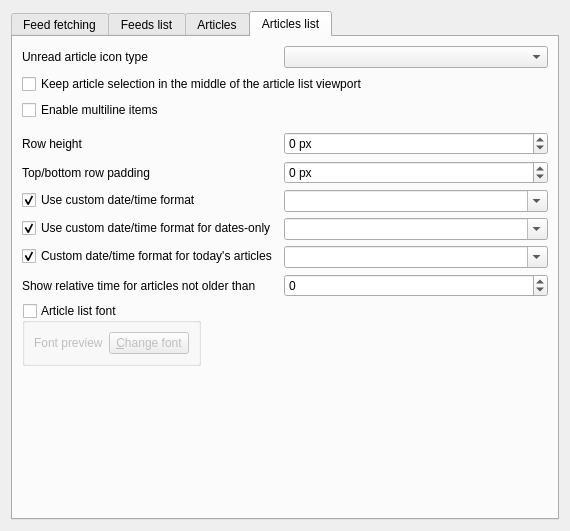
Before: the Qt Designer form src/librssguard/gui/settings/settingsfeedsmessages.ui in martinrotter/rssguard, drawn with Qt 5.
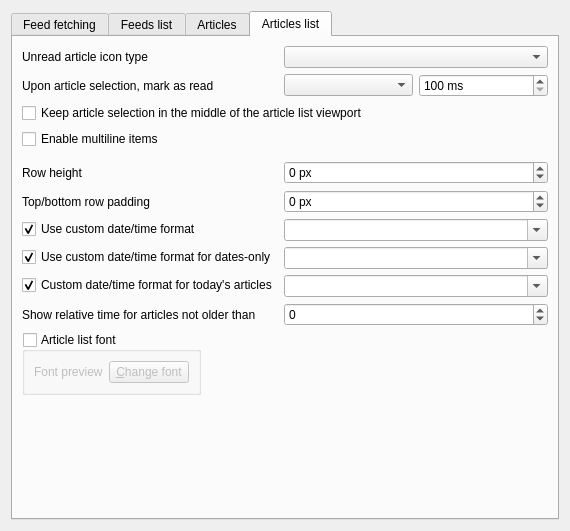
After: the same form once the commit is applied. The open tabs and pages were chosen to show the change. Custom widgets are drawn as their Qt base class.

Patch:
```diff
--- a/src/librssguard/gui/settings/settingsfeedsmessages.ui
+++ b/src/librssguard/gui/settings/settingsfeedsmessages.ui
@@ -441,21 +441,21 @@
        <item row="0" column="1">
         <widget class="QComboBox" name="m_cmbUnreadIconType"/>
        </item>
-       <item row="1" column="0" colspan="2">
+       <item row="2" column="0" colspan="2">
         <widget class="QCheckBox" name="m_checkKeppMessagesInTheMiddle">
          <property name="text">
           <string>Keep article selection in the middle of the article list viewport</string>
          </property>
         </widget>
        </item>
-       <item row="2" column="0" colspan="2">
+       <item row="3" column="0">
         <widget class="QCheckBox" name="m_checkMultilineArticleList">
          <property name="text">
           <string>Enable multiline items</string>
          </property>
         </widget>
        </item>
-       <item row="3" column="0" colspan="2">
+       <item row="4" column="0" colspan="2">
         <widget class="HelpSpoiler" name="m_helpMultilineArticleList" native="true">
          <property name="minimumSize">
           <size>
@@ -465,7 +465,7 @@
          </property>
         </widget>
        </item>
-       <item row="4" column="0">
+       <item row="5" column="0">
         <widget class="QLabel" name="label_2">
          <property name="text">
           <string>Row height</string>
@@ -475,7 +475,7 @@
          </property>
         </widget>
        </item>
-       <item row="4" column="1">
+       <item row="5" column="1">
         <widget class="QSpinBox" name="m_spinHeightRowsMessages">
          <property name="minimumSize">
           <size>
@@ -494,7 +494,7 @@
          </property>
         </widget>
        </item>
-       <item row="5" column="0">
+       <item row="6" column="0">
         <widget class="QLabel" name="label_4">
          <property name="text">
           <string>Top/bottom row padding</string>
@@ -504,7 +504,7 @@
          </property>
         </widget>
        </item>
-       <item row="5" column="1">
+       <item row="6" column="1">
         <widget class="QSpinBox" name="m_spinPaddingRowsMessages">
          <property name="minimumSize">
           <size>
@@ -523,7 +523,7 @@
          </property>
         </widget>
        </item>
-       <item row="6" column="0">
+       <item row="7" column="0">
         <widget class="QCheckBox" name="m_checkMessagesDateTimeFormat">
          <property name="text">
           <string>Use custom date/time format</string>
@@ -536,7 +536,7 @@
          </property>
         </widget>
        </item>
-       <item row="6" column="1">
+       <item row="7" column="1">
         <widget class="QComboBox" name="m_cmbMessagesDateTimeFormat">
          <property name="minimumSize">
           <size>
@@ -550,6 +550,32 @@
         </widget>
        </item>
        <item row="8" column="0">
+        <widget class="QCheckBox" name="m_checkMessagesDateTimeFormatForDatesOnly">
+         <property name="text">
+          <string>Use custom date/time format for dates-only</string>
+         </property>
+         <property name="checkable">
+          <bool>true</bool>
+         </property>
+         <property name="checked">
+          <bool>true</bool>
+         </property>
+        </widget>
+       </item>
+       <item row="8" column="1">
+        <widget class="QComboBox" name="m_cmbMessagesDateTimeFormatForDatesOnly">
+         <property name="minimumSize">
+          <size>
+           <width>150</width>
+           <height>0</height>
+          </size>
+         </property>
+         <property name="editable">
+          <bool>true</bool>
+         </property>
+        </widget>
+       </item>
+       <item row="9" column="0">
         <widget class="QCheckBox" name="m_checkMessagesTimeFormat">
          <property name="text">
           <string>Custom date/time format for today's articles</string>
@@ -562,7 +588,7 @@
          </property>
         </widget>
        </item>
-       <item row="8" column="1">
+       <item row="9" column="1">
         <widget class="QComboBox" name="m_cmbMessagesTimeFormat">
          <property name="minimumSize">
           <size>
@@ -575,14 +601,14 @@
          </property>
         </widget>
        </item>
-       <item row="9" column="0">
+       <item row="10" column="0">
         <widget class="QLabel" name="label">
          <property name="text">
           <string>Show relative time for articles not older than</string>
          </property>
         </widget>
        </item>
-       <item row="9" column="1">
+       <item row="10" column="1">
         <widget class="QSpinBox" name="m_spinRelativeArticleTime">
          <property name="minimum">
           <number>-1</number>
@@ -592,7 +618,7 @@
          </property>
         </widget>
        </item>
-       <item row="10" column="0">
+       <item row="11" column="0">
         <widget class="QGroupBox" name="m_gbArticleListFont">
          <property name="title">
           <string>Article list font</string>
@@ -624,29 +650,33 @@
          </layout>
         </widget>
        </item>
-       <item row="7" column="1">
-        <widget class="QComboBox" name="m_cmbMessagesDateTimeFormatForDatesOnly">
-         <property name="minimumSize">
-          <size>
-           <width>150</width>
-           <height>0</height>
-          </size>
-         </property>
-         <property name="editable">
-          <bool>true</bool>
-         </property>
-        </widget>
+       <item row="1" column="1">
+        <layout class="QHBoxLayout" name="horizontalLayout_6">
+         <item>
+          <widget class="QComboBox" name="m_cmbArticleMarkingPolicy"/>
+         </item>
+         <item>
+          <widget class="QSpinBox" name="m_spinArticleMarkingPolicy">
+           <property name="suffix">
+            <string notr="true"> ms</string>
+           </property>
+           <property name="minimum">
+            <number>100</number>
+           </property>
+           <property name="maximum">
+            <number>15000</number>
+           </property>
+           <property name="singleStep">
+            <number>100</number>
+           </property>
+          </widget>
+         </item>
+        </layout>
        </item>
-       <item row="7" column="0">
-        <widget class="QCheckBox" name="m_checkMessagesDateTimeFormatForDatesOnly">
+       <item row="1" column="0">
+        <widget class="QLabel" name="label_7">
          <property name="text">
-          <string>Use custom date/time format for dates-only</string>
-         </property>
-         <property name="checkable">
-          <bool>true</bool>
-         </property>
-         <property name="checked">
-          <bool>true</bool>
+          <string>Upon article selection, mark as read</string>
          </property>
         </widget>
        </item>
```
Left out of the diff: 1 changed line with no effect on the pictures.
